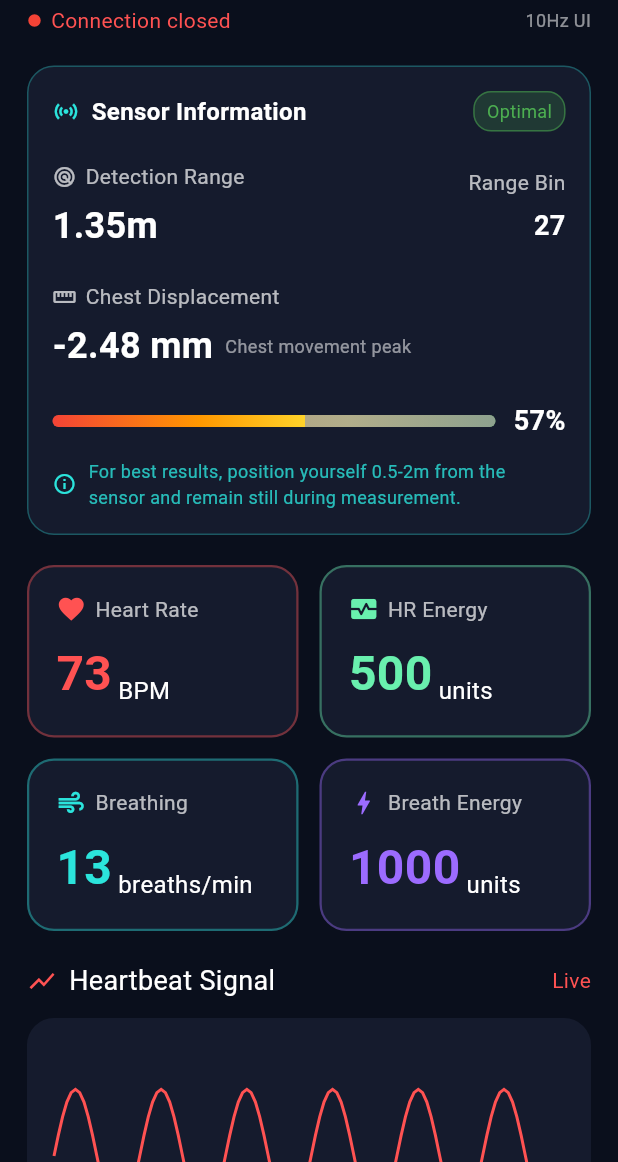
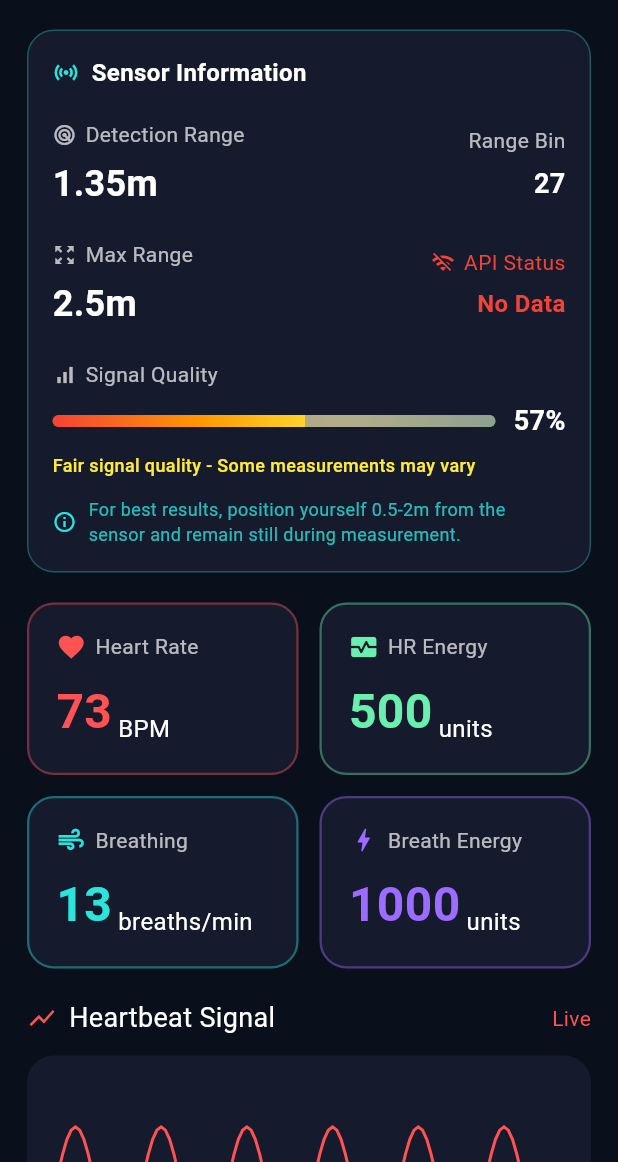
Before and after one commit to WayanFWP/RaStress-HMI, a Flutter app: the screen it shows after launch, on a phone screen of 412 x 824 dp, the part 74-1236 px from its top. Run offline on Flutter 3.47's test engine with Material 3 defaults, Android fonts, the phone set to English and light mode, and no system bars; our stand-ins replace flutter_dotenv; network calls fail; Roboto replaces fonts that are missing (SF Pro).

Commit message:
chore(data): signal strength indicator and max range

```diff
--- a/frontend/lib/ui/screens/dashboard_screen.dart
+++ b/frontend/lib/ui/screens/dashboard_screen.dart
@@ -31,9 +31,9 @@ class _DashboardScreenState extends State<DashboardScreen> {
   SensorData? _latestSensorData;
 
   // UI update rate by FPS
-  static const int _uiUpdateRateHz = 10; // 10 FPS
-  static const int _uiUpdateIntervalMs = 100; // 1000 / 10 = 100ms
-  static const Duration _uiUpdateInterval = Duration(milliseconds: _uiUpdateIntervalMs);
+  static const int _uiUpdateRateHz = 3; // 3 FPS
+  static  int _uiUpdateIntervalMs = 1000 ~/ _uiUpdateRateHz;
+  static final Duration _uiUpdateInterval = Duration(milliseconds: _uiUpdateIntervalMs);
 
   @override
   void initState() {
@@ -123,28 +123,7 @@ class _DashboardScreenState extends State<DashboardScreen> {
               // Header with connection status
               const Text("mmWave Vital Monitor",
                   style: TextStyle(fontSize: 22, fontWeight: FontWeight.bold)),
-              const SizedBox(height: 4),
-              ValueListenableBuilder<String>(
-                valueListenable: _webSocketService.connectionStatus,
-                builder: (context, status, child) {
-                  final isConnected = _webSocketService.isConnected.value;
-                  return Row(
-                    children: [
-                      Icon(Icons.circle,
-                          color: isConnected ? Colors.green : Colors.red,
-                          size: 10),
-                      const SizedBox(width: 6),
-                      Text(status,
-                          style: TextStyle(
-                              color: isConnected ? Colors.greenAccent : Colors.redAccent,
-                              fontSize: 14)),
-                      const Spacer(),
-                      Text("${_uiUpdateRateHz}Hz UI",
-                          style: const TextStyle(color: Colors.white54, fontSize: 12)),
-                    ],
-                  );
-                },
-              ),
+
               const SizedBox(height: 20),
 
               // Sensor Information Widget
@@ -208,10 +187,11 @@ class _DashboardScreenState extends State<DashboardScreen> {
 
   /// Build sensor information widget with throttled data
   Widget _buildSensorInfoWidget(SensorData? data) {
-    double detectionRange = 1.35; // Default
-    int rangeProfile = 27; // Default
-    double chestDisplacement = -2.48; // Default
-    int percentage = 57; // Default
+    double detectionRange = 1.35;
+    int rangeProfile = 27;
+    double maxRange = 2.5; // in meters
+    int percentage = 57;
+    bool isReceivingData = data != null && _webSocketService.isConnected.value;
 
     if (data != null) {
       // Calculate values from cached full-rate data
@@ -226,12 +206,12 @@ class _DashboardScreenState extends State<DashboardScreen> {
         }
         detectionRange = 0.3 + (maxIndex / 64.0) * 1.3;
         rangeProfile = maxIndex;
+
+        // Calculate max range based on sensor specifications
+        maxRange = 0.3 + (data.rangeProfile.length / 64.0) * 2.2; // Assuming 64 bins cover ~2.5m
       }
 
-      if (data.breathEnergy > 0) {
-        chestDisplacement = -3.0 + (data.breathEnergy % 100) / 50;
-      }
-
+      // Calculate signal quality based on energy levels
       double signalStrength = (data.heartEnergy + data.breathEnergy) / 35;
       percentage = (signalStrength.clamp(0, 100)).toInt();
     }
@@ -239,8 +219,9 @@ class _DashboardScreenState extends State<DashboardScreen> {
     return SensorInfoWidget(
       detectionRange: detectionRange,
       rangeProfile: rangeProfile,
-      chestDisplacement: chestDisplacement,
+      maxRange: maxRange,
       percentage: percentage,
+      isReceivingData: isReceivingData,
     );
   }
 
--- a/frontend/lib/ui/widgets/sensor_information.dart
+++ b/frontend/lib/ui/widgets/sensor_information.dart
@@ -3,15 +3,17 @@ import 'package:flutter/material.dart';
 class SensorInfoWidget extends StatelessWidget {
   final double detectionRange;
   final int rangeProfile;
-  final double chestDisplacement;
+  final double maxRange;
   final int percentage;
+  final bool isReceivingData;
 
   const SensorInfoWidget({
     super.key,
     required this.detectionRange,
     required this.rangeProfile,
-    required this.chestDisplacement,
+    required this.maxRange,
     required this.percentage,
+    required this.isReceivingData,
   });
 
   @override
@@ -37,19 +39,6 @@ class SensorInfoWidget extends StatelessWidget {
                   fontSize: 16,
                   fontWeight: FontWeight.w600,
                   color: Colors.white,
-                ),
-              ),
-              const Spacer(),
-              Container(
-                padding: const EdgeInsets.symmetric(horizontal: 8, vertical: 4),
-                decoration: BoxDecoration(
-                  color: Colors.green.withOpacity(0.2),
-                  borderRadius: BorderRadius.circular(12),
-                  border: Border.all(color: Colors.green.withOpacity(0.5)),
-                ),
-                child: const Text(
-                  "Optimal",
-                  style: TextStyle(color: Colors.green, fontSize: 12),
                 ),
               ),
             ],
@@ -106,36 +95,81 @@ class SensorInfoWidget extends StatelessWidget {
           ),
           const SizedBox(height: 20),
 
-          // Chest Displacement
+          // Max Range and Data Status
+          Row(
+            mainAxisAlignment: MainAxisAlignment.spaceBetween,
+            children: [
+              Column(
+                crossAxisAlignment: CrossAxisAlignment.start,
+                children: [
                   Row(
                     children: [
-              Icon(Icons.straighten, color: Colors.white70, size: 16),
+                      Icon(Icons.zoom_out_map, color: Colors.white70, size: 16),
                       const SizedBox(width: 6),
                       const Text(
-                "Chest Displacement",
+                        "Max Range",
                         style: TextStyle(color: Colors.white70, fontSize: 14),
                       ),
                     ],
                   ),
                   const SizedBox(height: 6),
-          Row(
-            children: [
                   Text(
-                "${chestDisplacement.toStringAsFixed(2)} mm",
+                    "${maxRange.toStringAsFixed(1)}m",
                     style: const TextStyle(
                       color: Colors.white,
                       fontSize: 24,
                       fontWeight: FontWeight.bold,
                     ),
                   ),
-              const SizedBox(width: 8),
-              const Text(
-                "Chest movement peak",
-                style: TextStyle(color: Colors.white54, fontSize: 12),
+                ],
+              ),
+              Column(
+                crossAxisAlignment: CrossAxisAlignment.end,
+                children: [
+                  Row(
+                    children: [
+                      Icon(
+                        isReceivingData ? Icons.wifi : Icons.wifi_off,
+                        color: isReceivingData ? Colors.green : Colors.red,
+                        size: 16,
+                      ),
+                      const SizedBox(width: 6),
+                      Text(
+                        "API Status",
+                        style: TextStyle(
+                          color: isReceivingData ? Colors.green : Colors.red,
+                          fontSize: 14,
+                        ),
+                      ),
+                    ],
+                  ),
+                  const SizedBox(height: 6),
+                  Text(
+                    isReceivingData ? "Receiving" : "No Data",
+                    style: TextStyle(
+                      color: isReceivingData ? Colors.green : Colors.red,
+                      fontSize: 16,
+                      fontWeight: FontWeight.w600,
+                    ),
+                  ),
+                ],
               ),
             ],
           ),
           const SizedBox(height: 20),
+
+          // Signal Quality Section
+          Row(
+            children: [
+              Icon(Icons.signal_cellular_alt, color: Colors.white70, size: 16),
+              const SizedBox(width: 6),
+              const Text(
+                "Signal Quality",
+                style: TextStyle(color: Colors.white70, fontSize: 14),
+              ),
+            ],
+          ),
+          const SizedBox(height: 8),
 
           // Progress Bar Section
           Row(
@@ -192,6 +226,17 @@ class SensorInfoWidget extends StatelessWidget {
               ),
             ],
           ),
+          const SizedBox(height: 8),
+
+          // Quality Description
+          Text(
+            _getQualityDescription(percentage),
+            style: TextStyle(
+              color: _getQualityColor(percentage),
+              fontSize: 12,
+              fontWeight: FontWeight.w500,
+            ),
+          ),
           const SizedBox(height: 12),
 
           // Info Text
@@ -214,4 +259,32 @@ class SensorInfoWidget extends StatelessWidget {
       ),
     );
   }
+
+  String _getQualityDescription(int percentage) {
+    if (percentage >= 80) {
+      return "Excellent signal quality - Optimal for accurate measurements";
+    } else if (percentage >= 60) {
+      return "Good signal quality - Reliable measurements expected";
+    } else if (percentage >= 40) {
+      return "Fair signal quality - Some measurements may vary";
+    } else if (percentage >= 20) {
+      return "Poor signal quality - Consider repositioning";
+    } else {
+      return "Very poor signal - Please check sensor connection";
     }
+  }
+
+  Color _getQualityColor(int percentage) {
+    if (percentage >= 80) {
+      return Colors.green;
+    } else if (percentage >= 60) {
+      return Colors.lightGreen;
+    } else if (percentage >= 40) {
+      return Colors.yellow;
+    } else if (percentage >= 20) {
+      return Colors.orange;
+    } else {
+      return Colors.red;
+    }
+  }
+}
```
Lines whose indentation alone changed are shown as unchanged.
